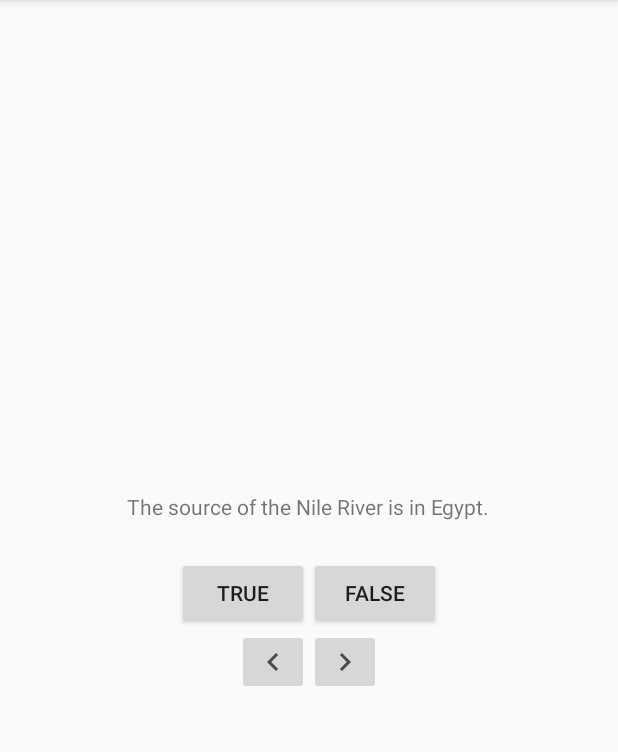
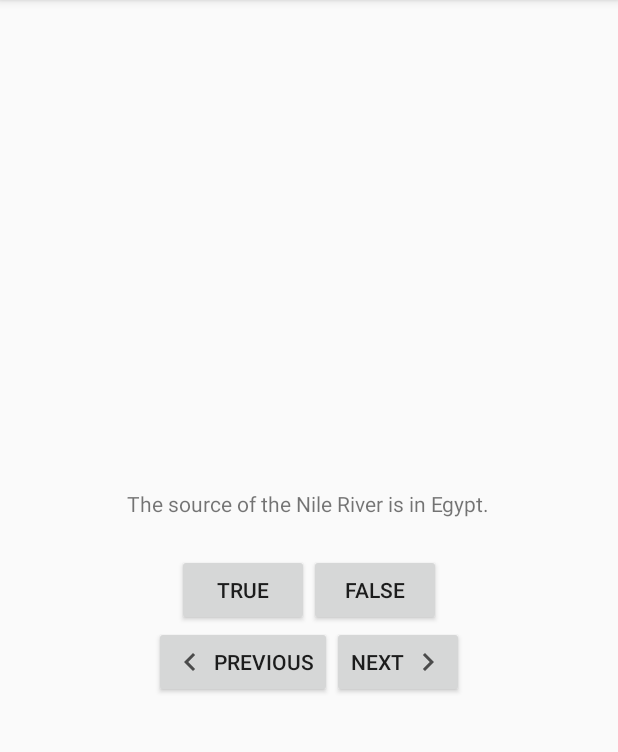
Before and after one commit to grace-omotoso/GeoQuiz, an Android app: the screen it shows after launch (QuizActivity), on a phone screen of 412 x 824 dp, the part 84-836 px from its top. Run offline under Robolectric (Android 15) with nearby library versions, the phone set to English and light mode, and no system bars.

Commit message:
handles landscape orientation

```diff
--- a/app/src/main/java/com/example/bukola_omotoso/geoquiz/QuizActivity.java
+++ b/app/src/main/java/com/example/bukola_omotoso/geoquiz/QuizActivity.java
@@ -2,6 +2,7 @@ package com.example.bukola_omotoso.geoquiz;
 
 import android.support.v7.app.AppCompatActivity;
 import android.os.Bundle;
+import android.util.Log;
 import android.view.View;
 import android.widget.Button;
 import android.widget.ImageButton;
@@ -14,10 +15,12 @@ import java.io.BufferedReader;
 
 public class QuizActivity extends AppCompatActivity {
 
+    private static final String TAG = "QuizActivity";
+    private static final String KEY_INDEX = "index";
     private Button trueButton;
     private Button falseButton;
-    private ImageButton previousButton;
-    private ImageButton nextButton;
+    private Button previousButton;
+    private Button nextButton;
     private TextView questionText;
     private int questionIndex = 0 ;
     private int messageResId;
@@ -33,12 +36,17 @@ public class QuizActivity extends AppCompatActivity {
     @Override
     protected void onCreate(Bundle savedInstanceState) {
         super.onCreate(savedInstanceState);
+        Log.d(TAG, "onCreate(Bundle) called");
         setContentView(R.layout.activity_main);
         trueButton = (Button) findViewById(R.id.true_button);
         falseButton = (Button) findViewById(R.id.false_button);
-        previousButton = (ImageButton) findViewById(R.id.previous_button);
-        nextButton = (ImageButton) findViewById(R.id.next_button);
+        previousButton = (Button) findViewById(R.id.previous_button);
+        nextButton = (Button) findViewById(R.id.next_button);
         questionText = (TextView) findViewById(R.id.question_text);
+        if (savedInstanceState != null)
+        {
+            questionIndex = savedInstanceState.getInt(KEY_INDEX,0);
+        }
         updateQuestion();
         trueButton.setOnClickListener(new View.OnClickListener() {
             @Override
@@ -75,6 +83,39 @@ public class QuizActivity extends AppCompatActivity {
         });
     }
 
+    @Override
+    public void onSaveInstanceState(Bundle savedInstantState)   {
+        super.onSaveInstanceState(savedInstantState);
+        savedInstantState.putInt(KEY_INDEX,questionIndex);
+    }
+
+
+    @Override
+    public void onStart() {
+        super.onStart();
+        Log.d(TAG, "onStart() called");
+    }
+    @Override
+    public void onPause() {
+        super.onPause();
+        Log.d(TAG, "onPause() called");
+    }
+    @Override
+    public void onResume() {
+        super.onResume();
+        Log.d(TAG, "onResume() called");
+    }
+    @Override
+    public void onStop() {
+        super.onStop();
+        Log.d(TAG, "onStop() called");
+    }
+    @Override
+    public void onDestroy() {
+        super.onDestroy();
+        Log.d(TAG, "onDestroy() called");
+    }
+
     private void displayAnswerFeedback(boolean answerPressed)    {
         answer = questionBank[questionIndex].isAnswerTrue();
         if (answer == answerPressed) {
--- /dev/null
+++ b/app/src/main/res/layout-land/activity_main.xml
@@ -0,0 +1,55 @@
+<?xml version="1.0" encoding="utf-8"?>
+<FrameLayout
+    xmlns:android="http://schemas.android.com/apk/res/android"
+    xmlns:tools="http://schemas.android.com/tools"
+    android:id="@+id/activity_main"
+    android:layout_width="match_parent"
+    android:layout_height="match_parent"
+    tools:context="com.example.bukola_omotoso.geoquiz.QuizActivity">
+
+    <TextView
+        android:layout_width="wrap_content"
+        android:layout_height="wrap_content"
+        android:layout_gravity="center_horizontal"
+        android:id="@+id/question_text"
+        android:padding="24dp" />
+
+    <LinearLayout
+        android:layout_width="wrap_content"
+        android:layout_height="wrap_content"
+        android:layout_gravity="center_horizontal|center_vertical"
+        android:orientation="horizontal">
+
+        <Button
+            android:layout_width="wrap_content"
+            android:layout_height="wrap_content"
+            android:id = "@+id/true_button"
+            android:text="@string/true_button"/>
+
+        <Button
+            android:layout_width="wrap_content"
+            android:layout_height="wrap_content"
+            android:id = "@+id/false_button"
+            android:text="@string/false_button"/>
+    </LinearLayout>
+
+
+    <Button
+        android:layout_width="wrap_content"
+        android:layout_height="wrap_content"
+        android:id="@+id/previous_button"
+        android:text="@string/previous_button"
+        android:layout_gravity="bottom|right"
+        android:drawablePadding="4dp"
+        android:drawableLeft="@drawable/ic_navigate_before_black_24dp"/>
+
+    <Button
+        android:layout_width="wrap_content"
+        android:layout_height="wrap_content"
+        android:id="@+id/next_button"
+        android:text="@string/next_button"
+        android:layout_gravity="bottom|right"
+        android:drawablePadding="4dp"
+        android:drawableRight="@drawable/ic_navigate_next_black_24dp"/>
+
+</FrameLayout>
--- a/app/src/main/res/layout/activity_main.xml
+++ b/app/src/main/res/layout/activity_main.xml
@@ -22,7 +22,7 @@
     <LinearLayout
         android:layout_width="match_parent"
         android:layout_height="wrap_content"
-        android:gravity="center"
+        android:gravity="center_horizontal"
         android:orientation="horizontal">
 
         <Button
@@ -41,18 +41,22 @@
     <LinearLayout
         android:layout_width="match_parent"
         android:layout_height="wrap_content"
-        android:gravity="center"
+        android:gravity="center_horizontal"
         android:orientation="horizontal">
-        <ImageButton
+        <Button
             android:layout_width="wrap_content"
             android:layout_height="wrap_content"
             android:id="@+id/previous_button"
-            android:src="@drawable/ic_navigate_before_black_24dp"/>
+            android:text="@string/previous_button"
+            android:drawablePadding="4dp"
+            android:drawableLeft="@drawable/ic_navigate_before_black_24dp"/>
 
-        <ImageButton
+        <Button
             android:layout_width="wrap_content"
             android:layout_height="wrap_content"
             android:id="@+id/next_button"
-            android:src="@drawable/ic_navigate_next_black_24dp"/>
+            android:text="@string/next_button"
+            android:drawablePadding="4dp"
+            android:drawableRight="@drawable/ic_navigate_next_black_24dp"/>
         </LinearLayout>
 </LinearLayout>
--- a/app/src/main/res/values/strings.xml
+++ b/app/src/main/res/values/strings.xml
@@ -15,4 +15,8 @@
   <string name="question_asia">Lake Baikal is the world\'s oldest and deepest
     freshwater lake.</string>
     <string name="correct_toast">Correct</string>
+    <string name="warning_text">Are you sure you want to do this?</string>
+    <string name="show_answer_button">Show Answer</string>
+    <string name="cheat_button">Cheat!</string>
+    <string name="judgment_toast">Cheating is wrong.</string>
 </resources>
```
